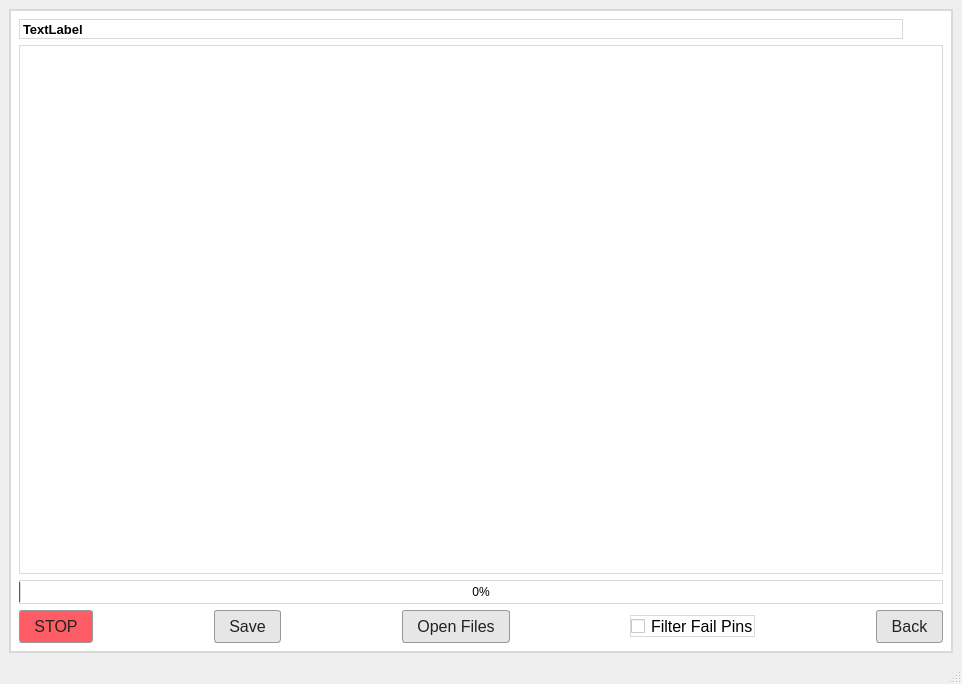
First picture: the form in mainwindow.ui, repository zubair-appdev/SolarACHT_2, before the edit.
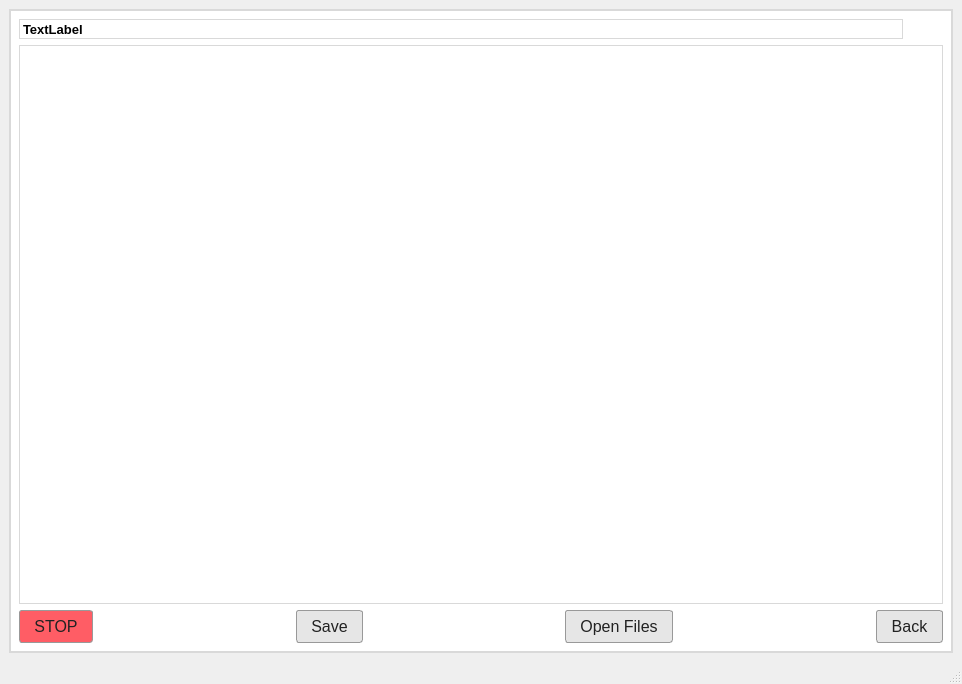
Second picture: the form after the edit. The open tabs and pages were chosen to show the change. Icons and pictures are not drawn. Custom widgets are drawn as their Qt base class.

```diff
--- a/mainwindow.ui
+++ b/mainwindow.ui
@@ -5990,6 +5990,326 @@
         </item>
        </layout>
       </widget>
+      <widget class="QWidget" name="page_InsuIsoTEst">
+       <layout class="QGridLayout" name="gridLayout_20">
+        <item row="0" column="0">
+         <layout class="QHBoxLayout" name="horizontalLayout_21">
+          <item>
+           <widget class="QLabel" name="label_test_InsuIso">
+            <property name="font">
+             <font>
+              <pointsize>10</pointsize>
+              <weight>75</weight>
+              <bold>true</bold>
+             </font>
+            </property>
+            <property name="text">
+             <string>TextLabel</string>
+            </property>
+           </widget>
+          </item>
+          <item>
+           <spacer name="horizontalSpacer_44">
+            <property name="orientation">
+             <enum>Qt::Horizontal</enum>
+            </property>
+            <property name="sizeType">
+             <enum>QSizePolicy::Minimum</enum>
+            </property>
+            <property name="sizeHint" stdset="0">
+             <size>
+              <width>40</width>
+              <height>20</height>
+             </size>
+            </property>
+           </spacer>
+          </item>
+         </layout>
+        </item>
+        <item row="1" column="0">
+         <widget class="QTableView" name="tableView_InsuIso">
+          <property name="styleSheet">
+           <string notr="true">QScrollBar:vertical
+{
+    background: #2C3E50;
+    width: 14px;
+    border-radius: 7px;
+}
+
+QScrollBar::handle:vertical
+{
+    background: #81D4FA;
+    border-radius: 7px;
+    min-height: 30px;
+}
+
+QScrollBar::handle:vertical:hover
+{
+    background: #B3E5FC;
+}
+
+QScrollBar::add-line:vertical,
+QScrollBar::sub-line:vertical
+{
+    height: 0px;
+}
+
+QScrollBar::add-page:vertical,
+QScrollBar::sub-page:vertical
+{
+    background: none;
+}
+
+QScrollBar:horizontal
+{
+    background: #2C3E50;
+    height: 14px;
+    border-radius: 7px;
+}
+
+QScrollBar::handle:horizontal
+{
+    background: #81D4FA;
+    border-radius: 7px;
+    min-width: 30px;
+}
+
+QScrollBar::handle:horizontal:hover
+{
+    background: #B3EFC;
+}
+
+QScrollBar::add-line:horizontal,
+QScrollBar::sub-line:horizontal
+{
+    width: 0px;
+}
+
+QScrollBar::add-page:horizontal,
+QScrollBar::sub-page:horizontal
+{
+    background: none;
+}</string>
+          </property>
+         </widget>
+        </item>
+        <item row="2" column="0">
+         <layout class="QHBoxLayout" name="horizontalLayout_20">
+          <item>
+           <widget class="QPushButton" name="pushButton_stopInsuIso">
+            <property name="font">
+             <font>
+              <pointsize>12</pointsize>
+              <weight>50</weight>
+              <bold>false</bold>
+             </font>
+            </property>
+            <property name="styleSheet">
+             <string notr="true">QPushButton {
+    background-color: #ff5d65;
+    color: #222222;
+    border: 1px solid #999999;
+    border-radius: 3px;
+    padding: 6px 14px;
+    font-size: 12pt;
+    font-weight: normal;
+}
+
+QPushButton:hover {
+    background-color: #dcdcdc;
+    border: 1px solid #777777;
+}
+
+QPushButton:pressed {
+    background-color: #c8c8c8;
+    border: 1px solid #666666;
+    padding-top: 7px;
+    padding-left: 15px;
+}
+
+QPushButton:disabled {
+    background-color: #eeeeee;
+    color: #999999;
+    border: 1px solid #cccccc;
+}</string>
+            </property>
+            <property name="text">
+             <string>STOP</string>
+            </property>
+           </widget>
+          </item>
+          <item>
+           <spacer name="horizontalSpacer_40">
+            <property name="orientation">
+             <enum>Qt::Horizontal</enum>
+            </property>
+            <property name="sizeHint" stdset="0">
+             <size>
+              <width>40</width>
+              <height>20</height>
+             </size>
+            </property>
+           </spacer>
+          </item>
+          <item>
+           <widget class="QPushButton" name="pushButton_saveInsuIso">
+            <property name="font">
+             <font>
+              <pointsize>12</pointsize>
+              <weight>50</weight>
+              <bold>false</bold>
+             </font>
+            </property>
+            <property name="styleSheet">
+             <string notr="true">QPushButton {
+    background-color: #e6e6e6;
+    color: #222222;
+    border: 1px solid #999999;
+    border-radius: 3px;
+    padding: 6px 14px;
+    font-size: 12pt;
+    font-weight: normal;
+}
+
+QPushButton:hover {
+    background-color: #dcdcdc;
+    border: 1px solid #777777;
+}
+
+QPushButton:pressed {
+    background-color: #c8c8c8;
+    border: 1px solid #666666;
+    padding-top: 7px;
+    padding-left: 15px;
+}
+
+QPushButton:disabled {
+    background-color: #eeeeee;
+    color: #999999;
+    border: 1px solid #cccccc;
+}</string>
+            </property>
+            <property name="text">
+             <string>Save</string>
+            </property>
+           </widget>
+          </item>
+          <item>
+           <spacer name="horizontalSpacer_41">
+            <property name="orientation">
+             <enum>Qt::Horizontal</enum>
+            </property>
+            <property name="sizeHint" stdset="0">
+             <size>
+              <width>40</width>
+              <height>20</height>
+             </size>
+            </property>
+           </spacer>
+          </item>
+          <item>
+           <widget class="QPushButton" name="pushButton_openInsuIsoFiles">
+            <property name="font">
+             <font>
+              <pointsize>12</pointsize>
+              <weight>50</weight>
+              <bold>false</bold>
+             </font>
+            </property>
+            <property name="styleSheet">
+             <string notr="true">QPushButton {
+    background-color: #e6e6e6;
+    color: #222222;
+    border: 1px solid #999999;
+    border-radius: 3px;
+    padding: 6px 14px;
+    font-size: 12pt;
+    font-weight: normal;
+}
+
+QPushButton:hover {
+    background-color: #dcdcdc;
+    border: 1px solid #777777;
+}
+
+QPushButton:pressed {
+    background-color: #c8c8c8;
+    border: 1px solid #666666;
+    padding-top: 7px;
+    padding-left: 15px;
+}
+
+QPushButton:disabled {
+    background-color: #eeeeee;
+    color: #999999;
+    border: 1px solid #cccccc;
+}</string>
+            </property>
+            <property name="text">
+             <string>Open Files</string>
+            </property>
+           </widget>
+          </item>
+          <item>
+           <spacer name="horizontalSpacer_42">
+            <property name="orientation">
+             <enum>Qt::Horizontal</enum>
+            </property>
+            <property name="sizeHint" stdset="0">
+             <size>
+              <width>40</width>
+              <height>20</height>
+             </size>
+            </property>
+           </spacer>
+          </item>
+          <item>
+           <widget class="QPushButton" name="pushButton_backFromInsuIso">
+            <property name="font">
+             <font>
+              <pointsize>12</pointsize>
+              <weight>50</weight>
+              <bold>false</bold>
+             </font>
+            </property>
+            <property name="styleSheet">
+             <string notr="true">QPushButton {
+    background-color: #e6e6e6;
+    color: #222222;
+    border: 1px solid #999999;
+    border-radius: 3px;
+    padding: 6px 14px;
+    font-size: 12pt;
+    font-weight: normal;
+}
+
+QPushButton:hover {
+    background-color: #dcdcdc;
+    border: 1px solid #777777;
+}
+
+QPushButton:pressed {
+    background-color: #c8c8c8;
+    border: 1px solid #666666;
+    padding-top: 7px;
+    padding-left: 15px;
+}
+
+QPushButton:disabled {
+    background-color: #eeeeee;
+    color: #999999;
+    border: 1px solid #cccccc;
+}</string>
+            </property>
+            <property name="text">
+             <string>Back</string>
+            </property>
+           </widget>
+          </item>
+         </layout>
+        </item>
+       </layout>
+      </widget>
      </widget>
     </item>
    </layout>
```
Left out of the diff: 2 changed lines with no effect on the pictures.
